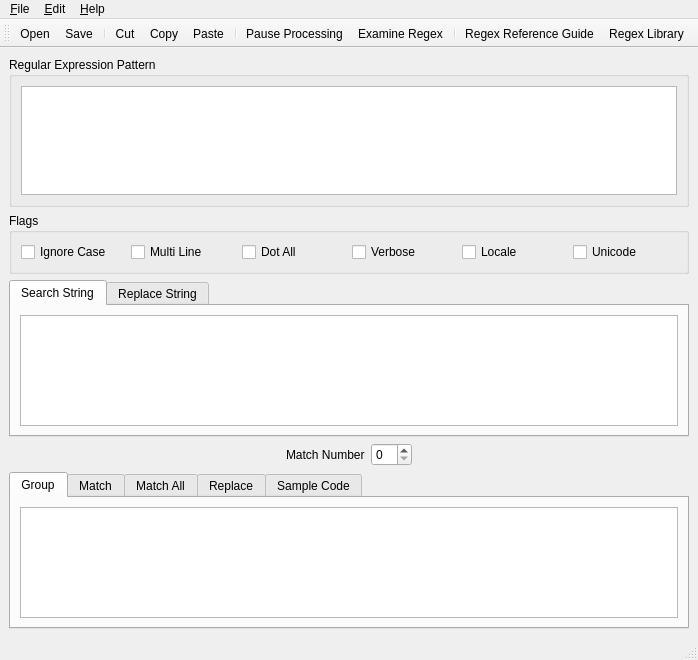
Qt form ui/main.ui (multani/kodos-qt4) before a commit.
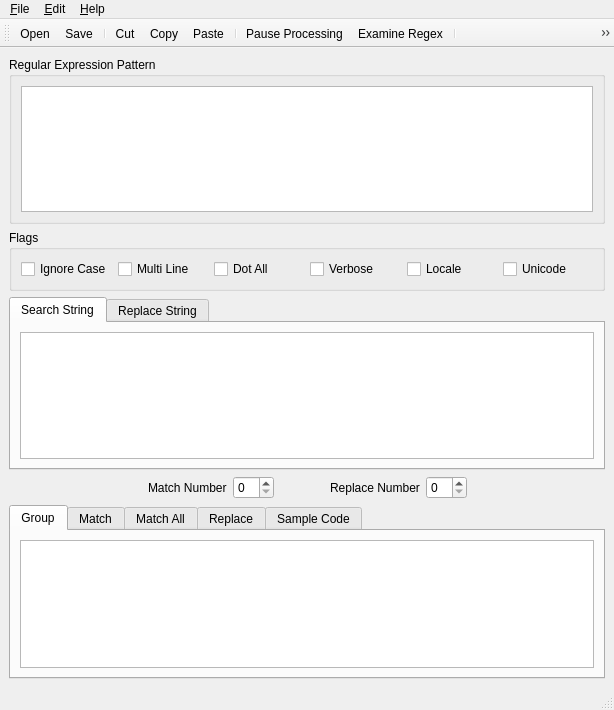
The same form after that commit.

Commit message: Implement the replace functionality

```diff
--- a/ui/main.ui
+++ b/ui/main.ui
@@ -6,8 +6,8 @@
    <rect>
     <x>0</x>
     <y>0</y>
-    <width>698</width>
-    <height>660</height>
+    <width>614</width>
+    <height>710</height>
    </rect>
   </property>
   <property name="windowTitle">
@@ -138,6 +138,32 @@
           <item>
            <widget class="QSpinBox" name="matchNumberBox"/>
           </item>
+          <item>
+           <spacer name="horizontalSpacer_3">
+            <property name="orientation">
+             <enum>Qt::Horizontal</enum>
+            </property>
+            <property name="sizeType">
+             <enum>QSizePolicy::Fixed</enum>
+            </property>
+            <property name="sizeHint" stdset="0">
+             <size>
+              <width>50</width>
+              <height>20</height>
+             </size>
+            </property>
+           </spacer>
+          </item>
+          <item>
+           <widget class="QLabel" name="labelReplace">
+            <property name="text">
+             <string>Replace Number</string>
+            </property>
+           </widget>
+          </item>
+          <item>
+           <widget class="QSpinBox" name="replaceNumberBox"/>
+          </item>
           <item>
            <spacer name="horizontalSpacer_2">
             <property name="orientation">
@@ -237,8 +263,8 @@
     <rect>
      <x>0</x>
      <y>0</y>
-     <width>698</width>
-     <height>21</height>
+     <width>614</width>
+     <height>22</height>
     </rect>
    </property>
    <widget class="QMenu" name="menu_File">
```
The commit also changes 2 other files.
